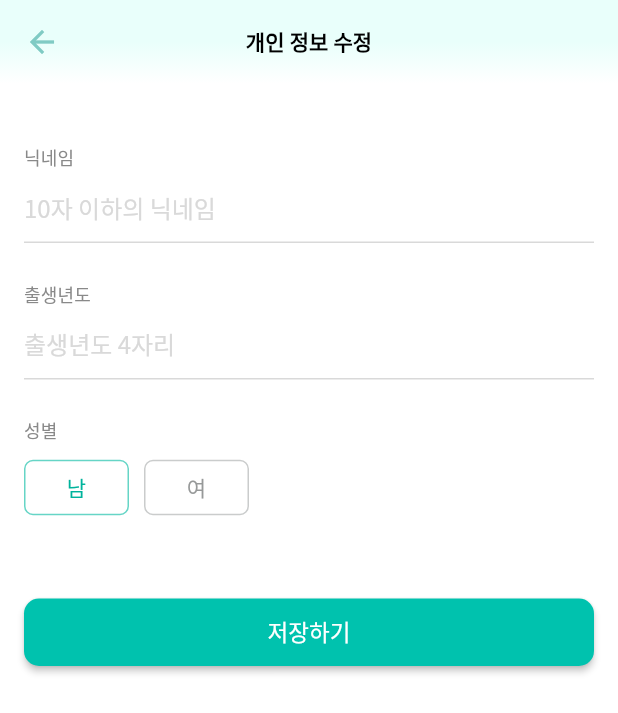
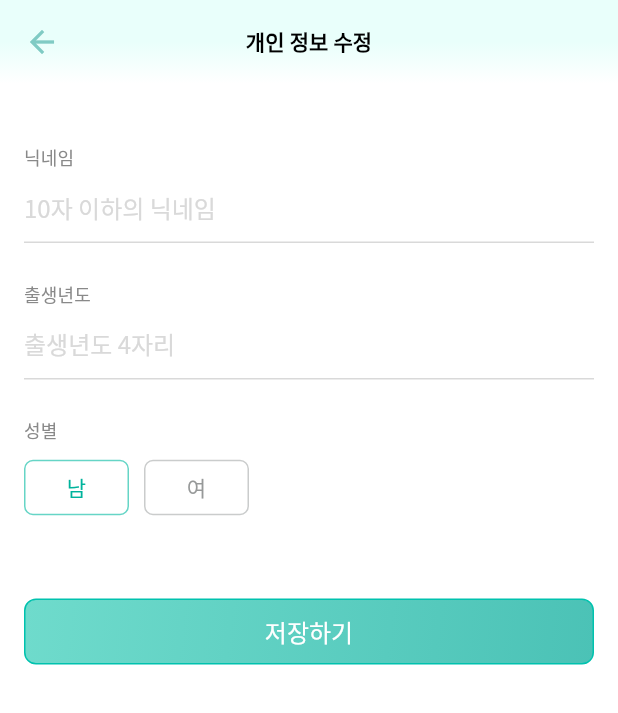
Before and after one commit to Semodrug/semo_ver2, a Flutter app: the EditPrivacyPage screen opened directly with empty values, on a phone screen of 412 x 824 dp. Shown: the top 713 px of the screen. Run offline on Flutter 3.47's test engine with Material 2 defaults, Android fonts, the phone set to English and light mode, and no system bars; our stand-ins replace cloud_firestore, firebase_auth, firebase_core, firebase_storage, fl_chart, flutter_datetime_picker and 9 more; missing offline and left inert: app_settings, dynamic_text_highlighting, firebase_ml_vision; accounts and stored records are empty.

Commit message:
[CREATE] custion submit button

```diff
--- a/lib/mypage/1_edit_privacy.dart
+++ b/lib/mypage/1_edit_privacy.dart
@@ -7,6 +7,7 @@ import 'package:semo_ver2/services/auth.dart';
 import 'package:semo_ver2/services/db.dart';
 import 'package:semo_ver2/services/review.dart';
 import 'package:semo_ver2/shared/constants.dart';
+import 'package:semo_ver2/shared/custom_submit.dart';
 import 'package:semo_ver2/theme/colors.dart';
 
 var birthYearMaskFormatter =
@@ -207,41 +208,26 @@ class _EditPrivacyPageState extends State<EditPrivacyPage> {
   Widget submit(context) {
     TheUser user = Provider.of<TheUser>(context);
 
-    return Container(
-      alignment: Alignment.center,
-      child: SizedBox(
-        width: MediaQuery.of(context).size.width,
-        height: 45.0,
-        child: RaisedButton(
-            shape: RoundedRectangleBorder(
-                borderRadius: new BorderRadius.circular(10.0)),
-            child: Text(
-              '저장하기',
-              style: Theme.of(context)
-                  .textTheme
-                  .headline5
-                  .copyWith(color: gray0_white, fontSize: 15),
-            ),
-            color: (_isNicknameFilled && _isBirthYearFilled && _isGenderFilled)
-                ? primary400_line
-                : gray200,
+    return CustomButton(
+        context: context,
+        textString: '저장하기',
         onPressed: () async {
           if (_isGenderFilled && _isBirthYearFilled && _isNicknameFilled) {
             if (_nicknameController.text.length >= 10) {
-                  ScaffoldMessenger.of(context).showSnackBar(
-                      SnackBar(content: Text('닉네임을 10자 이하로 입력해주세요')));
+              ScaffoldMessenger.of(context)
+                  .showSnackBar(SnackBar(content: Text('닉네임을 10자 이하로 입력해주세요')));
             } else if (2020 < int.parse(_birthYearController.text) ||
                 int.parse(_birthYearController.text) <= 1900) {
-                  ScaffoldMessenger.of(context).showSnackBar(
-                      SnackBar(content: Text('생년월일을 올바르게 입력해주세요')));
+              ScaffoldMessenger.of(context)
+                  .showSnackBar(SnackBar(content: Text('생년월일을 올바르게 입력해주세요')));
             } else {
-                  var result = await DatabaseService()
-                      .isUnique(_nicknameController.text);
+              var result =
+                  await DatabaseService().isUnique(_nicknameController.text);
               if (_nicknameController.text == widget.userData.nickname)
                 result = true;
               if (result == false) {
-                    ScaffoldMessenger.of(context).showSnackBar(
-                        SnackBar(content: Text('이미 존재하는 닉네임입니다')));
+                ScaffoldMessenger.of(context)
+                    .showSnackBar(SnackBar(content: Text('이미 존재하는 닉네임입니다')));
               } else {
                 await DatabaseService(uid: user.uid).updateUserPrivacy(
                   _nicknameController.text,
@@ -257,9 +243,7 @@ class _EditPrivacyPageState extends State<EditPrivacyPage> {
               }
             }
           }
-            }),
-      ),
-    );
+        });
   }
 
   Widget exclusiveButton(index, isPressed, buttonName) {
@@ -302,7 +286,6 @@ class _EditPrivacyPageState extends State<EditPrivacyPage> {
         Future.delayed(Duration(seconds: 2), () {
           Navigator.of(context).pop(true);
           Navigator.of(context).pop(true);
-          // Navigator.pushReplacementNamed(context, '/bottom_bar');
         }); // return object of type Dialog
         return AlertDialog(
           shape:
@@ -332,11 +315,6 @@ class _EditPrivacyPageState extends State<EditPrivacyPage> {
                     ],
                   ),
                 ),
-                // SizedBox(height: 10),
-                // Text(
-                //   '홈에서 확인하실 수 있습니다',
-                //   style: TextStyle(fontSize: 14, color: Colors.grey),
-                // ),
                 SizedBox(
                   height: 10,
                 )
@@ -348,13 +326,3 @@ class _EditPrivacyPageState extends State<EditPrivacyPage> {
     );
   }
 }
-//
-// void showSnackBar(BuildContext context) {
-//   Scaffold.of(context).showSnackBar(SnackBar(
-//     content: Text('입력하신 항목을 다시 확인해주세요', textAlign: TextAlign.center),
-//     duration: Duration(seconds: 2),
-//     backgroundColor: Colors.teal[100],
-//   ));
-
-//
-// }
--- /dev/null
+++ b/lib/shared/custom_submit.dart
@@ -0,0 +1,51 @@
+import 'package:flutter/material.dart';
+import 'package:semo_ver2/theme/colors.dart';
+
+class CustomButton extends StatelessWidget {
+  final BuildContext context;
+  final String textString;
+  final Function onPressed;
+
+  const CustomButton({
+    Key key,
+    this.context,
+    @required this.textString,
+    @required this.onPressed,
+  }) : super(key: key);
+
+  @override
+  Widget build(BuildContext context) {
+    return Container(
+      width: MediaQuery.of(context).size.width,
+      height: 44.0,
+      decoration: BoxDecoration(
+        borderRadius: BorderRadius.circular(8.0),
+        border: Border.all(
+          color: primary400_line,
+          width: 1,
+        ),
+        gradient: LinearGradient(
+            begin: Alignment.topLeft,
+            end: Alignment.bottomRight,
+            colors: <Color>[
+              gradient_button_long_start,
+              gradient_button_long_end,
+            ]),
+      ),
+      child: Material(
+        color: Colors.transparent,
+        child: InkWell(
+            onTap: onPressed,
+            child: Center(
+              child: Text(
+                textString,
+                style: Theme.of(context)
+                    .textTheme
+                    .headline5
+                    .copyWith(color: gray0_white),
+              ),
+            )),
+      ),
+    );
+  }
+}
```
Lines whose indentation alone changed are shown as unchanged.
